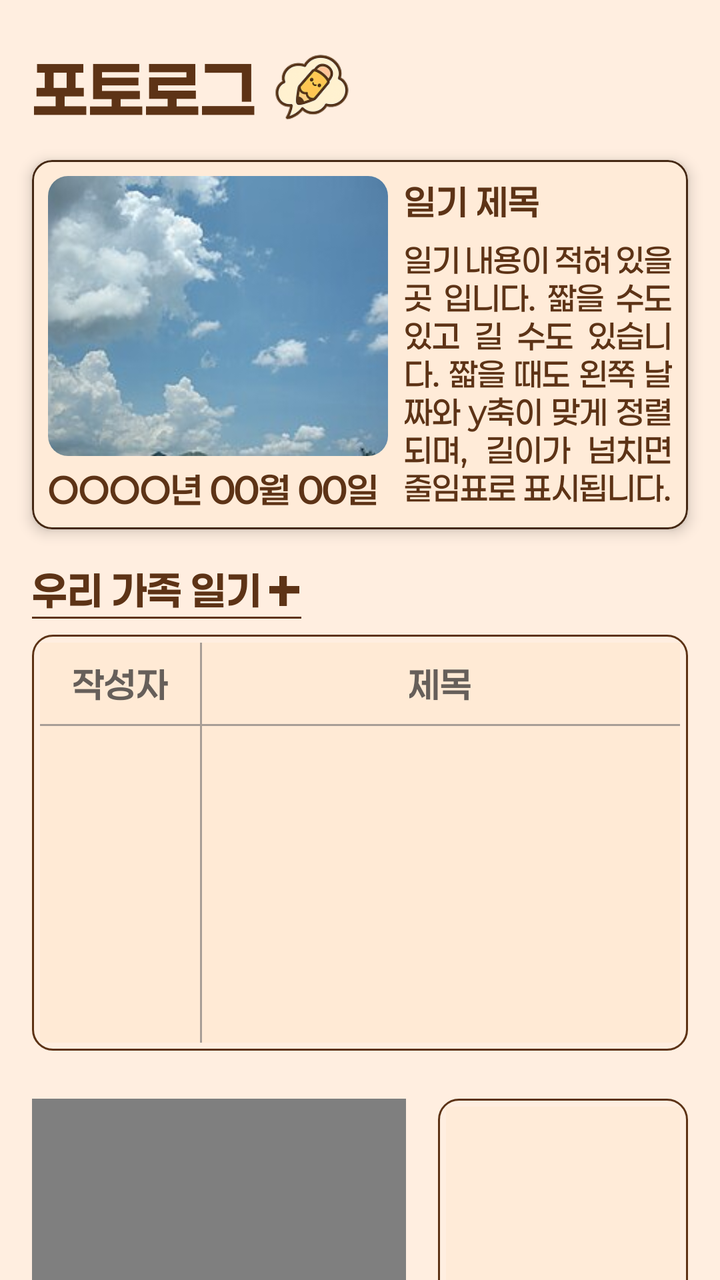
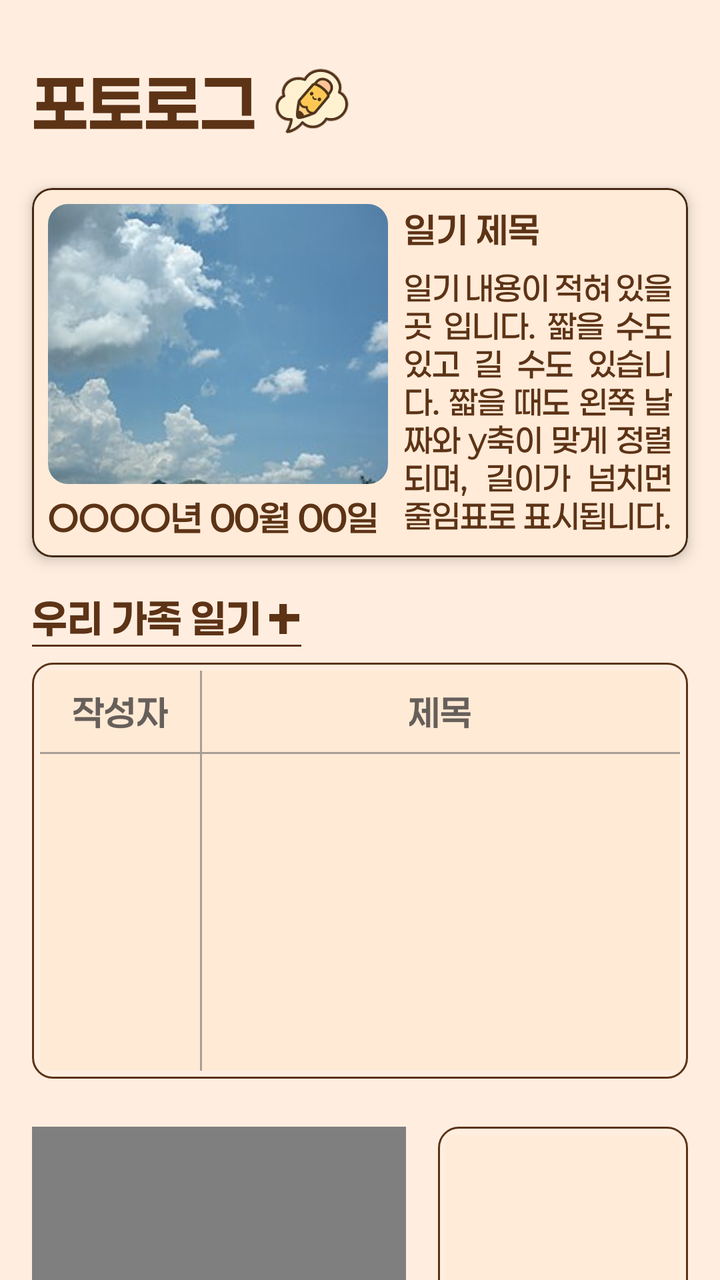

Two renders of the same Android screen: before a commit and after it. Below are the layout's source before the change and the commit's diff.
<!-- AndroidManifest.xml: application theme Theme.Photolog -->
<!-- res/layout/activity_main.xml -->
<?xml version="1.0" encoding="utf-8"?>
<androidx.constraintlayout.widget.ConstraintLayout xmlns:android="http://schemas.android.com/apk/res/android"
    xmlns:app="http://schemas.android.com/apk/res-auto"
    xmlns:tools="http://schemas.android.com/tools"
    android:id="@+id/layout_main"
    android:layout_width="match_parent"
    android:layout_height="match_parent"
    android:background="#FFEEE0"
    tools:context=".MainActivity">

    <LinearLayout
        android:id="@+id/layout_logo"
        android:layout_width="wrap_content"
        android:layout_height="wrap_content"
        android:gravity="center_vertical"
        android:layout_margin="16dp"
        android:orientation="horizontal"
        app:layout_constraintStart_toStartOf="parent"
        app:layout_constraintTop_toTopOf="parent">
        <TextView
            android:id="@+id/app_name"
            android:layout_width="wrap_content"
            android:layout_height="wrap_content"
            android:text="@string/app_name"
            android:contentDescription="@string/app_name_desc"
            android:textSize="32sp"
            android:textColor="#5D3316"
            android:fontFamily="@font/paperlogy_7"
            />
        <ImageView
            android:id="@+id/img_logo"
            android:layout_width="52sp"
            android:layout_height="52sp"
            android:src="@drawable/photolog_logo"
            android:contentDescription="@string/app_logo_desc"
            android:layout_margin="2dp"
            />
    </LinearLayout>

    <com.google.android.material.card.MaterialCardView
        android:id="@+id/card_random_diary"
        android:layout_width="0dp"
        android:layout_height="wrap_content"
        android:layout_marginHorizontal="16dp"
        android:layout_marginTop="8dp"
        app:cardCornerRadius="10dp"
        app:cardElevation="4dp"
        app:strokeWidth="1dp"
        app:strokeColor="#452813"
        app:cardBackgroundColor="#FFEBD8"
        app:layout_constraintEnd_toEndOf="parent"
        app:layout_constraintStart_toStartOf="parent"
        app:layout_constraintTop_toBottomOf="@id/layout_logo">

        <androidx.constraintlayout.widget.ConstraintLayout
            android:layout_width="match_parent"
            android:layout_height="wrap_content"
            android:padding="8dp"
            >
            <ImageView
                android:id="@+id/img_diary"
                android:layout_width="170dp"
                android:layout_height="140dp"
                android:scaleType="centerCrop"
                android:src="@drawable/sample"
                android:background="@drawable/rounded_image_mask"
                android:clipToOutline="true"
                android:contentDescription="@string/sample_img_desc"
                app:layout_constraintStart_toStartOf="parent"
                app:layout_constraintTop_toTopOf="parent" />
            <TextView
                android:id="@+id/tv_diary_date"
                android:layout_width="wrap_content"
                android:layout_height="wrap_content"
                android:layout_marginTop="4dp"
                android:fontFamily="@font/paperlogy_6"
                android:text="@string/diary_date_placeholder"
                android:textColor="#5D3316"
                android:textSize="18sp"
                app:layout_constraintBottom_toBottomOf="parent"
                app:layout_constraintStart_toStartOf="@id/img_diary"
                app:layout_constraintTop_toBottomOf="@id/img_diary" />
            <TextView
                android:id="@+id/tv_diary_title"
                android:layout_width="0dp"
                android:layout_height="wrap_content"
                android:layout_marginStart="8dp"
                android:fontFamily="@font/paperlogy_6"
                android:text="@string/diary_title_placeholder"
                android:textColor="#5D3316"
                android:textSize="18sp"
                android:textStyle="bold"
                app:layout_constraintEnd_toEndOf="parent"
                app:layout_constraintStart_toEndOf="@id/img_diary"
                app:layout_constraintTop_toTopOf="@id/img_diary" />
            <TextView
                android:id="@+id/tv_diary_content"
                android:layout_width="0dp"
                android:layout_height="0dp"
                android:justificationMode="inter_word"
                tools:ignore="UnusedAttribute"
                android:layout_marginStart="8dp"
                android:layout_marginTop="6dp"
                android:ellipsize="end"
                android:fontFamily="@font/paperlogy_5"
                android:maxLines="7"
                android:scrollHorizontally="false"
                android:text="@string/diary_content_placeholder"
                android:textColor="#5D3316"
                android:textSize="16sp"
                app:layout_constraintBottom_toBottomOf="@id/tv_diary_date"
                app:layout_constraintEnd_toEndOf="parent"
                app:layout_constraintStart_toEndOf="@id/img_diary"
                app:layout_constraintTop_toBottomOf="@id/tv_diary_title" />
        </androidx.constraintlayout.widget.ConstraintLayout>
    </com.google.android.material.card.MaterialCardView>


    <LinearLayout
        android:id="@+id/layout_family_header"
        android:layout_width="wrap_content"
        android:layout_height="wrap_content"
        android:layout_marginStart="16dp"
        android:layout_marginTop="16dp"
        android:minHeight="10dp"
        android:clickable="true"
        android:focusable="true"
        android:gravity="center"
        android:orientation="horizontal"
        app:layout_constraintStart_toStartOf="parent"
        app:layout_constraintTop_toBottomOf="@id/card_random_diary">

        <TextView
            android:id="@+id/tv_family_title"
            android:layout_width="wrap_content"
            android:layout_height="wrap_content"
            android:layout_marginEnd="4dp"
            android:fontFamily="@font/paperlogy_7"
            android:text="@string/family_diary"
            android:textColor="#5D3316"
            android:textSize="20sp" />

        <ImageView
            android:id="@+id/img_plus_icon"
            android:layout_width="15dp"
            android:layout_height="15dp"
            android:layout_marginTop="1dp"
            android:layout_marginEnd="1dp"
            android:src="@drawable/icon_plus_shape_2"
            android:contentDescription="@string/family_diary_plus_ic"
            />
    </LinearLayout>

    <View
        android:id="@+id/family_header_underline"
        android:layout_width="0dp"
        android:layout_height="1dp"
        android:background="#5D3316"

        app:layout_constraintStart_toStartOf="@id/layout_family_header"
        app:layout_constraintEnd_toEndOf="@id/layout_family_header"
        app:layout_constraintTop_toBottomOf="@id/layout_family_header"
        />

    <FrameLayout
        android:id="@+id/family_Diary_Table_Frame"
        android:layout_width="0dp"
        android:layout_height="wrap_content"
        android:layout_marginHorizontal="16dp"
        android:layout_marginTop="8dp"
        android:background="@drawable/family_table_border"
        android:clipChildren="true"
        android:padding="4dp"
        app:layout_constraintEnd_toEndOf="parent"
        app:layout_constraintStart_toStartOf="parent"
        app:layout_constraintTop_toBottomOf="@id/family_header_underline">

        <androidx.constraintlayout.widget.ConstraintLayout
            android:id="@+id/family_Diary_Layout"
            android:layout_width="match_parent"
            android:layout_height="200dp"
            android:background="#FFEAD5">

            <TextView
                android:id="@+id/tv_family_empty"
                android:layout_width="wrap_content"
                android:layout_height="wrap_content"
                android:text="작성된 일기가 없습니다.\n첫 일기를 작성해보세요!"
                android:textSize="18sp"
                android:textColor="#5D3316"
                android:fontFamily="@font/paperlogy_6"
                android:gravity="center"
                android:visibility="gone"
                app:layout_constraintTop_toTopOf="parent"
                app:layout_constraintBottom_toBottomOf="parent"
                app:layout_constraintStart_toStartOf="parent"
                app:layout_constraintEnd_toEndOf="parent"/>

            <androidx.constraintlayout.widget.Guideline
                android:id="@+id/guideline_vertical"
                android:layout_width="wrap_content"
                android:layout_height="wrap_content"
                android:orientation="vertical"
                app:layout_constraintGuide_percent="0.25" />

            <TextView
                android:id="@+id/header_author"
                android:layout_width="0dp"
                android:layout_height="wrap_content"
                android:fontFamily="@font/paperlogy_6"
                android:gravity="center"
                android:paddingVertical="8dp"
                android:text="@string/family_diary_author"
                android:textColor="#665F5A"
                android:textSize="18sp"
                app:layout_constraintEnd_toStartOf="@id/guideline_vertical"
                app:layout_constraintStart_toStartOf="parent"
                app:layout_constraintTop_toTopOf="parent" />

            <TextView
                android:id="@+id/header_title"
                android:layout_width="0dp"
                android:layout_height="wrap_content"
                android:fontFamily="@font/paperlogy_6"
                android:gravity="center"
                android:paddingVertical="8dp"
                android:text="@string/family_diary_title"
                android:textColor="#665F5A"
                android:textSize="18sp"
                app:layout_constraintEnd_toEndOf="parent"
                app:layout_constraintStart_toEndOf="@id/guideline_vertical"
                app:layout_constraintTop_toTopOf="parent" />

            <View
                android:id="@+id/line_horizontal"
                android:layout_width="0dp"
                android:layout_height="1dp"
                android:background="#A89E96"
                app:layout_constraintEnd_toEndOf="parent"
                app:layout_constraintStart_toStartOf="parent"
                app:layout_constraintTop_toBottomOf="@id/header_author" />

            <View
                android:id="@+id/line_vertical"
                android:layout_width="1dp"
                android:layout_height="0dp"
                android:background="#A89E96"
                app:layout_constraintBottom_toBottomOf="parent"
                app:layout_constraintStart_toStartOf="@id/guideline_vertical"
                app:layout_constraintTop_toTopOf="parent" />

            <View
                android:id="@+id/row_anchor_1"
                android:layout_width="0dp"
                android:layout_height="0dp"
                app:layout_constraintTop_toBottomOf="@id/line_horizontal"
                app:layout_constraintBottom_toTopOf="@id/row_anchor_2"
                app:layout_constraintStart_toStartOf="parent"/>
            <View
                android:id="@+id/row_anchor_2"
                android:layout_width="0dp"
                android:layout_height="0dp"
                app:layout_constraintTop_toBottomOf="@id/row_anchor_1"
                app:layout_constraintBottom_toTopOf="@id/row_anchor_3"
                app:layout_constraintStart_toStartOf="parent"/>
            <View
                android:id="@+id/row_anchor_3"
                android:layout_width="0dp"
                android:layout_height="0dp"
                app:layout_constraintTop_toBottomOf="@id/row_anchor_2"
                app:layout_constraintBottom_toTopOf="@id/row_anchor_4"
                app:layout_constraintStart_toStartOf="parent"/>
            <View
                android:id="@+id/row_anchor_4"
                android:layout_width="0dp"
                android:layout_height="0dp"
                app:layout_constraintTop_toBottomOf="@id/row_anchor_3"
                app:layout_constraintBottom_toTopOf="@id/row_anchor_5"
                app:layout_constraintStart_toStartOf="parent"/>
            <View
                android:id="@+id/row_anchor_5"
                android:layout_width="0dp"
                android:layout_height="0dp"
                app:layout_constraintTop_toBottomOf="@id/row_anchor_4"
                app:layout_constraintBottom_toBottomOf="parent"
                app:layout_constraintStart_toStartOf="parent"/>

            <androidx.constraintlayout.widget.Group
                android:id="@+id/group_rows"
                android:layout_width="wrap_content"
                android:layout_height="wrap_content"
                app:constraint_referenced_ids="row_anchor_1,row_anchor_2,row_anchor_3,row_anchor_4,row_anchor_5"
                app:layout_constraintVertical_chainStyle="spread" />

        </androidx.constraintlayout.widget.ConstraintLayout>
    </FrameLayout>

    <LinearLayout
        android:id="@+id/layout_calendar_add"
        android:layout_width="0dp"
        android:layout_height="wrap_content"
        android:layout_marginHorizontal="16dp"
        android:layout_marginTop="24dp"
        android:orientation="horizontal"
        app:layout_constraintEnd_toEndOf="parent"
        app:layout_constraintStart_toStartOf="parent"
        app:layout_constraintTop_toBottomOf="@id/family_Diary_Table_Frame">

        <com.example.photolog_front.MyCalendar
            android:id="@+id/my_calendar"
            android:layout_width="0dp"
            android:layout_height="290dp"
            android:layout_weight="1.5"
            android:layout_marginEnd="16dp"
            android:background="@drawable/family_table_border"
            android:padding="4dp"
            />

        <FrameLayout
            android:id="@+id/layout_add_diary"
            android:layout_width="0dp"
            android:layout_height="match_parent"
            android:layout_weight="1"
            android:background="@drawable/family_table_border"
            android:padding="4dp"
            android:clickable="true"
            android:focusable="true"
            >
            
            <View
                android:layout_width="match_parent"
                android:layout_height="match_parent"
                android:background="#FFEBD8"/>

            <ImageView
                android:layout_width="wrap_content"
                android:layout_height="wrap_content"
                android:layout_gravity="center"
                android:src="@drawable/icon_plus_shape"
                android:contentDescription="@string/add_diary_ic"
                />

        </FrameLayout>

    </LinearLayout>

</androidx.constraintlayout.widget.ConstraintLayout>
<!-- resources referenced by this layout -->
<resources>
  <!-- drawable family_table_border (drawable) -->
  <?xml version="1.0" encoding="utf-8"?>
  <layer-list xmlns:android="http://schemas.android.com/apk/res/android">
      <item>
          
          <shape android:shape="rectangle">
              <stroke
                  android:width="1dp"
                  android:color="#5D3316"
                  />
  
              
  
              <corners
                  android:topLeftRadius="10dp"
                  android:topRightRadius="10dp"
                  android:bottomLeftRadius="10dp"
                  android:bottomRightRadius="10dp"/>
          </shape>
  
      </item>
  </layer-list>
  <!-- drawable icon_plus_shape (drawable) -->
  <layer-list xmlns:android="http://schemas.android.com/apk/res/android">
  
      <item
          android:gravity="center"
          android:width="103dp"
          android:height="28dp">
          <shape android:shape="rectangle">
              <solid android:color="#665F5A"/>
              <corners android:radius="20dp"/>
          </shape>
      </item>
  
      <item
          android:gravity="center"
          android:width="28dp"
          android:height="103dp">
          <shape android:shape="rectangle">
              <solid android:color="#665F5A"/>
              <corners android:radius="20dp"/>
          </shape>
      </item>
  
      <item
          android:gravity="center"
          android:width="100dp"
          android:height="25dp">
          <shape android:shape="rectangle">
              <solid android:color="#DFB292"/>
              <corners android:radius="20dp"/>
          </shape>
      </item>
  
      <item
          android:gravity="center"
          android:width="25dp"
          android:height="100dp">
          <shape android:shape="rectangle">
              <solid android:color="#DFB292"/>
              <corners android:radius="20dp"/>
          </shape>
      </item>
  
  
  </layer-list>
  <!-- drawable icon_plus_shape_2 (drawable) -->
  <layer-list xmlns:android="http://schemas.android.com/apk/res/android">
  
      <item
          android:gravity="center"
          android:width="4dp"
          android:height="1dp">
          <shape android:shape="rectangle">
              <solid android:color="#5D3316"/>
          </shape>
      </item>
  
      <item
          android:gravity="center"
          android:width="1dp"
          android:height="4dp">
          <shape android:shape="rectangle">
              <solid android:color="#5D3316"/>
          </shape>
      </item>
  
  </layer-list>
  <!-- drawable photolog_logo: png bitmap (drawable, 12591 bytes) -->
  <!-- drawable rounded_image_mask (drawable) -->
  <?xml version="1.0" encoding="utf-8"?>
  <shape xmlns:android="http://schemas.android.com/apk/res/android"
      android:shape="rectangle">
      <corners android:radius="10dp" />
      <solid android:color="@android:color/transparent" />
  </shape>
  <!-- drawable sample: jpg bitmap (drawable, 8607 bytes) -->
  <string name="add_diary_ic">일기 추가 버튼</string>
  <string name="app_logo_desc">포토로그 앱 로고</string>
  <string name="app_name">포토로그</string>
  <string name="app_name_desc">포토로그 앱 로고(글자)</string>
  <string name="diary_content_placeholder">일기 내용이 적혀 있을 곳 입니다. 짧을 수도 있고 길 수도 있습니다. 짧을 때도 왼쪽 날짜와 y축이 맞게 정렬되며, 길이가 넘치면 줄임표로 표시됩니다.</string>
  <string name="diary_date_placeholder">OOOO년 00월 00일</string>
  <string name="diary_title_placeholder">일기 제목</string>
  <string name="family_diary">우리 가족 일기</string>
  <string name="family_diary_author">작성자</string>
  <string name="family_diary_plus_ic">우리 가족 일기 더보기 아이콘</string>
  <string name="family_diary_title">제목</string>
  <string name="sample_img_desc">샘플이미지</string>
  <style name="Theme.Photolog" parent="Base.Theme.Photolog" />
  <style name="Base.Theme.Photolog" parent="Theme.Material3.DayNight.NoActionBar">
          
          <item name="android:fontFamily">@font/paperlogy_7</item>
          
      </style>
</resources>

<!-- the commit's change to res/layout/activity_main.xml (unified diff, before → after) -->
@@ -10,7 +10,7 @@
 
     <LinearLayout
         android:id="@+id/layout_logo"
-        android:layout_width="wrap_content"
+        android:layout_width="match_parent"
         android:layout_height="wrap_content"
         android:gravity="center_vertical"
         android:layout_margin="16dp"
@@ -35,6 +35,14 @@
             android:contentDescription="@string/app_logo_desc"
             android:layout_margin="2dp"
             />
+
+        <ImageView
+            android:id="@+id/my_page"
+            android:layout_width="75dp"
+            android:layout_height="70dp"
+            android:layout_marginLeft="150dp"
+            android:contentDescription="@string/app_logo_desc"
+            android:src="@drawable/my_page" />
     </LinearLayout>
 
     <com.google.android.material.card.MaterialCardView
<!-- resource entries referenced after the edit -->
@@ -89,6 +89,7 @@
       </item>
   
   </layer-list>
+  <!-- drawable my_page: png bitmap (drawable, 984935 bytes) -->
   <!-- drawable photolog_logo: png bitmap (drawable, 12591 bytes) -->
   <!-- drawable rounded_image_mask (drawable) -->
   <?xml version="1.0" encoding="utf-8"?>
